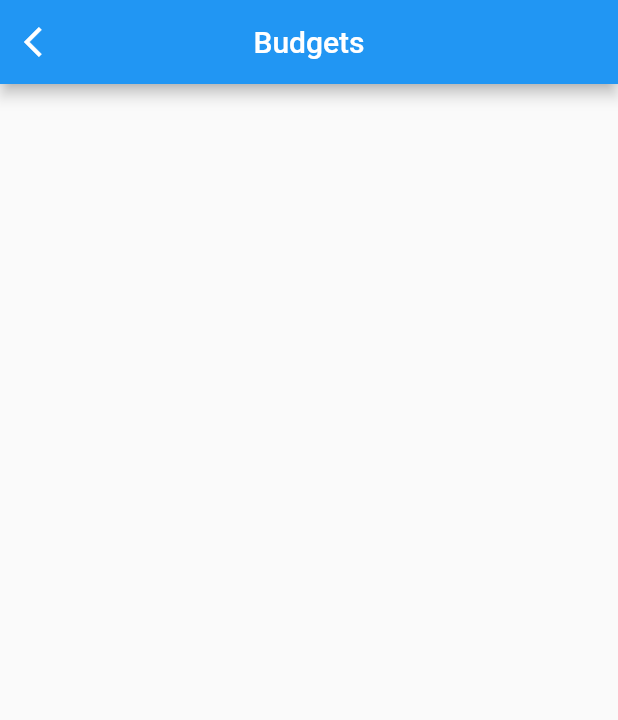
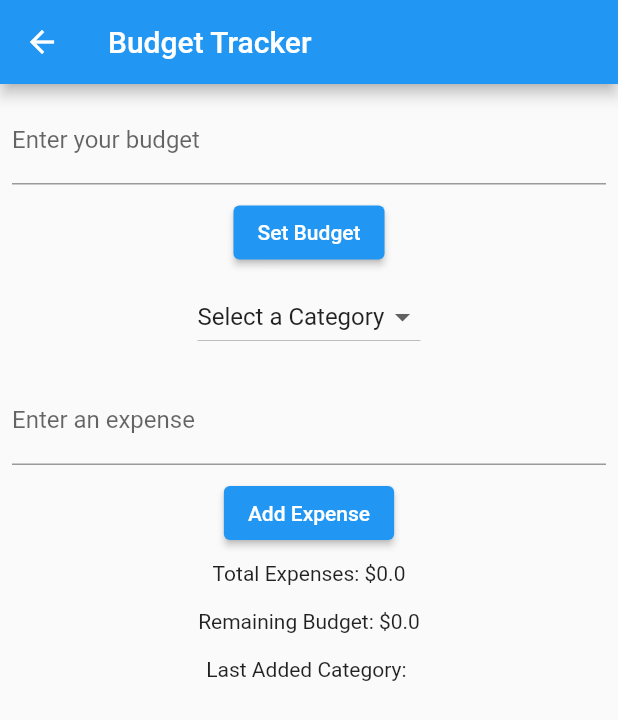
Before and after one commit to GabeC117/Smart-Wallet, a Flutter app: the Budget screen opened directly, on a phone screen of 412 x 824 dp. Shown: the top 720 px of the screen. Run offline on Flutter 3.47's test engine with Material 2 defaults, Android fonts, the phone set to English and light mode, and no system bars; our stand-ins replace cloud_firestore, firebase_auth, firebase_core; accounts and stored records are empty.

Commit message:
Added Bugdget Page

```diff
--- a/lib/pages/budget.dart
+++ b/lib/pages/budget.dart
@@ -1,35 +1,125 @@
 import 'package:flutter/material.dart';
+import 'package:smart_wallet/pages/home.dart';
 
-class Budget extends StatelessWidget{
+
+class Budget extends StatefulWidget {
   @override
-Widget build(BuildContext context) {
+  _BudgetPage createState() => _BudgetPage();
+}
+
+class _BudgetPage extends State<Budget> {
+  final TextEditingController _budgetController = TextEditingController();
+  final TextEditingController _expenseController = TextEditingController();
+  double _budget = 0.0;
+  double _expenses = 0.0;
+  String _selectedCategory = 'Select a Category';
+  List<String> _categories = [
+    'Select a Category',
+    'Food',
+    'Transportation',
+    'Entertainment',
+    'Utilities',
+    'Other',
+  ];
+  String _lastAddedCategory = '';
+
+  void _setBudget() {
+    final double budget = double.tryParse(_budgetController.text) ?? 0.0;
+    setState(() {
+      _budget = budget;
+    });
+  }
+
+  void _addExpense() {
+    if (_selectedCategory == 'Select a Category') {
+      ScaffoldMessenger.of(context).showSnackBar(
+        SnackBar(content: Text('Please select a category and enter a valid expense.')),
+      );
+      return;
+    }
+    final double expense = double.tryParse(_expenseController.text) ?? 0.0;
+    setState(() {
+      _expenses += expense;
+      _expenseController.clear();
+      _lastAddedCategory = _selectedCategory;
+    });
+  }
+
+  @override
+  Widget build(BuildContext context) {
     return Scaffold(
       appBar: AppBar(
-            leading: IconButton(
-              icon: const Icon(
-                Icons.arrow_back_ios,
-                color: Colors.white,
+        title: Text('Budget Tracker'),
+        leading: IconButton(
+          icon: Icon(Icons.arrow_back),
+          onPressed: () => Navigator.pop(context),
+        ),
+      ),
+      body: SingleChildScrollView(
+        child: Column(
+          mainAxisAlignment: MainAxisAlignment.start,
+          crossAxisAlignment: CrossAxisAlignment.center,
+          children: <Widget>[
+            Padding(
+              padding: EdgeInsets.all(8.0),
+              child: TextField(
+                controller: _budgetController,
+                keyboardType: TextInputType.number,
+                decoration: InputDecoration(
+                  labelText: 'Enter your budget',
+                ),
               ),
-              onPressed: () {
-                Navigator.pop(context);
-              },
             ),
-            title: const Text('Budgets'),
-            centerTitle: true,
-          ),
+            ElevatedButton(
+              onPressed: _setBudget,
+              child: Text('Set Budget'),
+            ),
+            Padding(
+              padding: EdgeInsets.all(8.0),
+              child: DropdownButton<String>(
+                value: _selectedCategory,
+                onChanged: (String? newValue) {
+                  setState(() {
+                    _selectedCategory = newValue!;
+                  });
+                },
+                items: _categories.map<DropdownMenuItem<String>>((String value) {
+                  return DropdownMenuItem<String>(
+                    value: value,
+                    child: Text(value),
+                  );
+                }).toList(),
+              ),
+            ),
+            Padding(
+              padding: EdgeInsets.all(8.0),
+              child: TextField(
+                controller: _expenseController,
+                keyboardType: TextInputType.number,
+                decoration: InputDecoration(
+                  labelText: 'Enter an expense',
+                ),
+              ),
+            ),
+            ElevatedButton(
+              onPressed: _addExpense,
+              child: Text('Add Expense'),
+            ),
+            Padding(
+              padding: EdgeInsets.all(8.0),
+              child: Text('Total Expenses: \$$_expenses'),
+            ),
+            Padding(
+              padding: EdgeInsets.all(8.0),
+              child: Text('Remaining Budget: \$${_budget - _expenses}'),
+            ),
+            Padding(
+              padding: EdgeInsets.all(8.0),
+              child: Text('Last Added Category: $_lastAddedCategory'),
+            ),
+          ],
+        ),
+      ),
     );
+  }
 }
-}
-
-
-
-/*
-use following code on a button to get to this page.
-
-
-onPressed: () {
-  Navigator.push(context,
-  MaterialPageRoute(builder: (context) => Budget()));
-},
-
-*/
```
